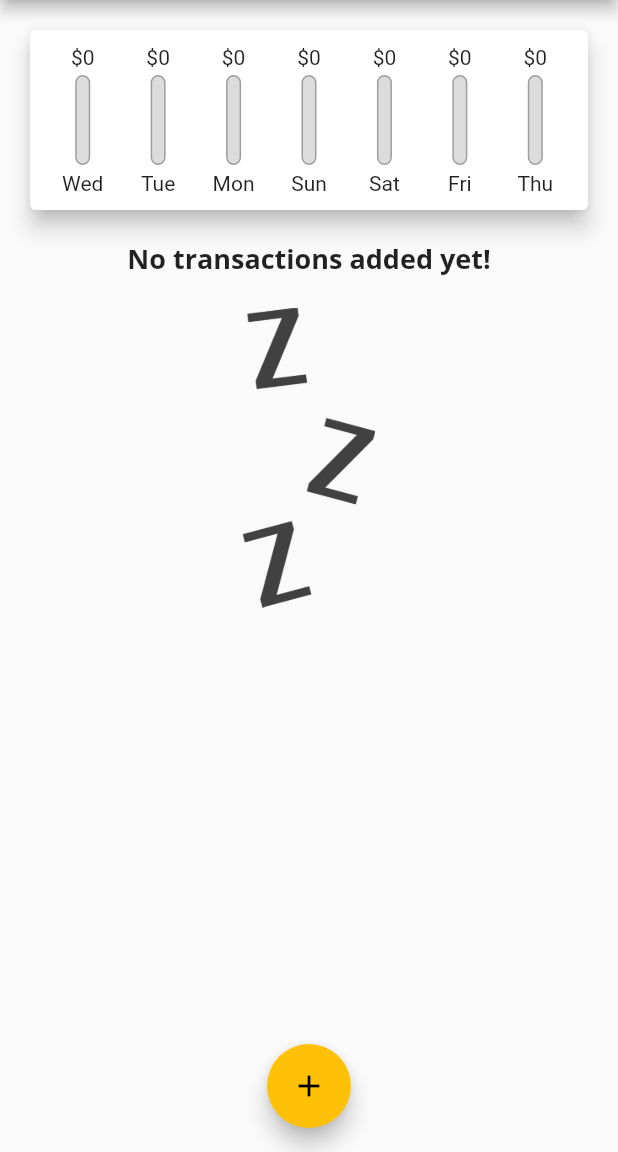
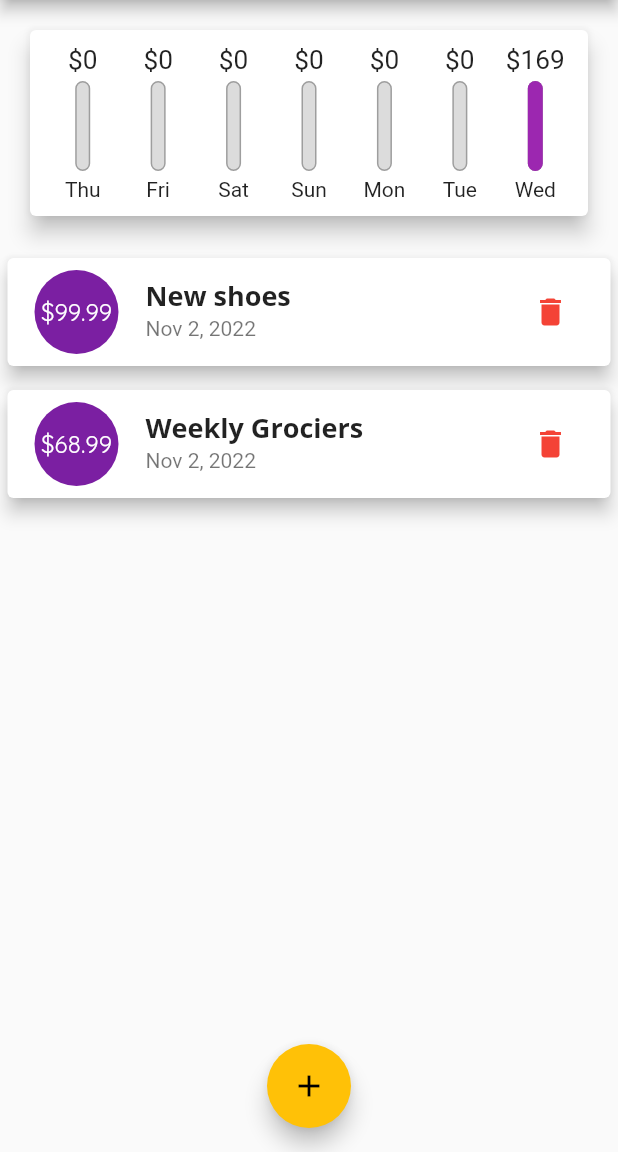
Before and after one commit to fazaile/expend_project, a Flutter app: the screen it shows after launch, on a phone screen of 412 x 824 dp, the part 84-1236 px from its top. Run offline on Flutter 3.47's test engine with Material 2 defaults, Android fonts, the phone set to English and light mode, and no system bars; Roboto replaces fonts that are missing (Open Sans).

Commit message:
All done

```diff
--- a/lib/main.dart
+++ b/lib/main.dart
@@ -18,6 +18,7 @@
       theme: ThemeData(
           primarySwatch: Colors.purple,
           accentColor: Colors.amber,
+          errorColor: Colors.red,
           fontFamily: 'Quicksand',
           textTheme: ThemeData.light().textTheme.copyWith(
                   titleMedium: TextStyle(
@@ -45,18 +46,18 @@
 
 class _MyHomePageState extends State<MyHomePage> {
   final List<Transaction> _userTransactions = [
-    // Transaction(
-    //   id: 't1',
-    //   title: 'New shoes',
-    //   amount: 99.99,
-    //   date: DateTime.now(),
-    // ),
-    // Transaction(
-    //   id: 't2',
-    //   title: 'Weekly Grociers',
-    //   amount: 68.99,
-    //   date: DateTime.now(),
-    // ),
+    Transaction(
+      id: 't1',
+      title: 'New shoes',
+      amount: 99.99,
+      date: DateTime.now(),
+    ),
+    Transaction(
+      id: 't2',
+      title: 'Weekly Grociers',
+      amount: 68.99,
+      date: DateTime.now(),
+    ),
   ];
 
   List<Transaction> get _recentTransactions {
@@ -69,12 +70,13 @@
     }).toList();
   }
 
-  void _addNewTransaction(String txTitle, double txAmount) {
+  void _addNewTransaction(
+      String txTitle, double txAmount, DateTime chosenDate) {
     final newTx = Transaction(
       id: DateTime.now().toString(),
       title: txTitle,
       amount: txAmount,
-      date: DateTime.now(),
+      date: chosenDate,
     );
 
     setState(() {
@@ -93,6 +95,14 @@
         );
       },
     );
+  }
+
+  void _deleteTransaction(String id) {
+    setState(() {
+      _userTransactions.removeWhere((tx) {
+        return tx.id == id;
+      });
+    });
   }
 
   @override
@@ -118,7 +128,7 @@
           crossAxisAlignment: CrossAxisAlignment.stretch,
           children: <Widget>[
             Chart(_recentTransactions),
-            TransactionList(_userTransactions),
+            TransactionList(_userTransactions, _deleteTransaction),
           ],
         ),
       ),
--- a/lib/widgets/chart.dart
+++ b/lib/widgets/chart.dart
@@ -34,7 +34,7 @@
         'day': DateFormat.E().format(weekDay),
         'amount': totalSum,
       };
-    });
+    }).reversed.toList();
   }
 
   double get totalSpending {
--- a/lib/widgets/chart_bar.dart
+++ b/lib/widgets/chart_bar.dart
@@ -14,7 +14,10 @@
   Widget build(BuildContext context) {
     return Column(
       children: <Widget>[
-        FittedBox(child: Text('\$${spendingAmount.toStringAsFixed(0)}')),
+        Container(
+            height: 20,
+            child: FittedBox(
+                child: Text('\$${spendingAmount.toStringAsFixed(0)}'))),
         SizedBox(
           height: 4,
         ),
--- a/lib/widgets/transaction_list.dart
+++ b/lib/widgets/transaction_list.dart
@@ -5,13 +5,14 @@
 
 class TransactionList extends StatelessWidget {
   final List<Transaction> transactions;
+  final Function deleteTx;
 
-  TransactionList(this.transactions);
+  TransactionList(this.transactions, this.deleteTx);
 
   @override
   Widget build(BuildContext context) {
     return Container(
-      height: 300,
+      height: 450,
       child: transactions.isEmpty
           ? Column(
               children: <Widget>[
@@ -55,6 +56,11 @@
                     subtitle: Text(
                       DateFormat.yMMMd().format(transactions[index].date),
                     ),
+                    trailing: IconButton(
+                      icon: Icon(Icons.delete),
+                      color: Theme.of(context).errorColor,
+                      onPressed: () => deleteTx(transactions[index].id),
+                    ),
                   ),
                 );
               },
```
Also changed, not shown: lib/widgets/new_transaction.dart (+62 -14 lines).
